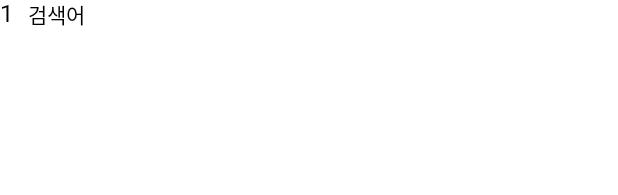
After one commit to hojoJeong/Fondue, an Android app: the layout item_main_popular_search.xml on its own in the app's theme, with its tools: preview values and no code run, on a phone screen of 412 x 824 dp. The commit adds this screen. Shown: the top 195 px of the screen. Run offline under Robolectric (Android 15) with nearby library versions, the phone set to English and light mode, and no system bars; Roboto replaces fonts that are not available here.

Commit message:
feat: #3 인기검색어 UI 개발

```diff
--- a/Android/FundYou/app/src/main/res/layout/fragment_main.xml
+++ b/Android/FundYou/app/src/main/res/layout/fragment_main.xml
@@ -275,14 +275,11 @@
                     android:id="@+id/rv_main_popular_search"
                     android:layout_width="0dp"
                     android:layout_height="wrap_content"
-                    android:layout_marginBottom="@dimen/margin_main"
+                    android:layout_marginBottom="50dp"
                     app:layout_constraintBottom_toBottomOf="parent"
                     app:layout_constraintEnd_toEndOf="@+id/rv_main_category"
                     app:layout_constraintStart_toStartOf="@+id/rv_main_category"
                     app:layout_constraintTop_toBottomOf="@+id/tv_main_popular_search_title" />
-
-
-
 
             </androidx.constraintlayout.widget.ConstraintLayout>
         </androidx.core.widget.NestedScrollView>
--- /dev/null
+++ b/Android/FundYou/app/src/main/res/layout/item_main_popular_search.xml
@@ -0,0 +1,32 @@
+<?xml version="1.0" encoding="utf-8"?>
+<layout xmlns:app="http://schemas.android.com/apk/res-auto">
+
+    <androidx.constraintlayout.widget.ConstraintLayout
+        xmlns:android="http://schemas.android.com/apk/res/android"
+
+        xmlns:tools="http://schemas.android.com/tools"
+        android:layout_width="wrap_content"
+        android:layout_height="wrap_content">
+
+        <TextView
+            android:id="@+id/tv_main_popular_rank"
+            android:layout_width="wrap_content"
+            android:layout_height="wrap_content"
+            style="@style/base_font_bold_16_black"
+            tools:text="1"
+            app:layout_constraintStart_toStartOf="parent"
+            app:layout_constraintTop_toTopOf="parent"/>
+        <TextView
+            android:id="@+id/tv_main_popular_term"
+            android:layout_width="wrap_content"
+            android:layout_height="wrap_content"
+            app:layout_constraintStart_toEndOf="@id/tv_main_popular_rank"
+            app:layout_constraintBottom_toBottomOf="@+id/tv_main_popular_rank"
+            app:layout_constraintBaseline_toBaselineOf="@+id/tv_main_popular_rank"
+            tools:text="검색어"
+            style="@style/base_font_medium_14_black"
+            android:layout_marginStart="10dp"/>
+
+    </androidx.constraintlayout.widget.ConstraintLayout>
+
+</layout>
```
Also changed, not shown: Android/FundYou/app/src/main/java/com/ssafy/fundyou/MainPopularSearchAdapter.kt (added, +39 -0 lines), Android/FundYou/app/src/main/java/com/ssafy/fundyou/ui/MainFragment.kt (+44 -4 lines).
